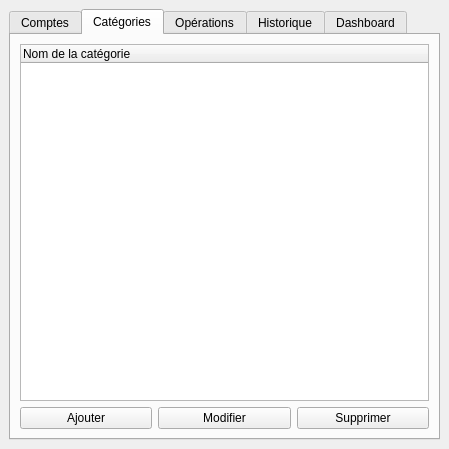
Above: mainwindow.ui from Salma803/QFinance2 before the change. Below: the same form after it.
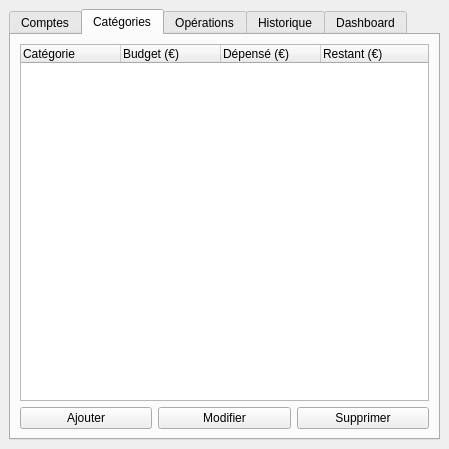
That is the form after the change. The open tabs and pages were chosen to show the change. Custom widgets are drawn as their Qt base class.

Commit message: Calcul du solde , calcul des budgets et restant pour un mois

```diff
--- a/mainwindow.ui
+++ b/mainwindow.ui
@@ -105,7 +105,22 @@
          <widget class="QTreeWidget" name="treeCategories">
           <column>
            <property name="text">
-            <string>Nom de la catégorie</string>
+           <string>Catégorie</string>
+          </property>
+         </column>
+         <column>
+          <property name="text">
+           <string>Budget (€)</string>
+          </property>
+         </column>
+         <column>
+          <property name="text">
+           <string>Dépensé (€)</string>
+          </property>
+         </column>
+         <column>
+          <property name="text">
+           <string>Restant (€)</string>
            </property>
           </column>
          </widget>
```
Lines whose indentation alone changed are shown as unchanged. The commit also changes 685 other files.
